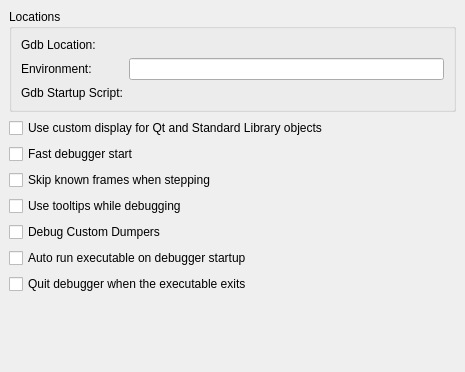
Old version of the form src/plugins/debugger/gdboptionpage.ui in the repository qt-creator/qt-creator.
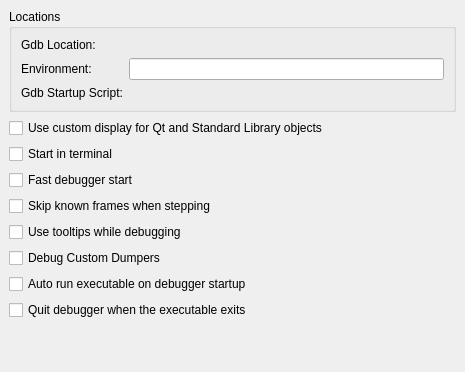
New version of the form. Custom widgets are drawn as their Qt base class.

Commit message: debugger: add configuariton to start the debugged process in a separate terminal

Patch:
```diff
--- a/src/plugins/debugger/gdboptionpage.ui
+++ b/src/plugins/debugger/gdboptionpage.ui
@@ -84,6 +84,16 @@
      </property>
     </widget>
    </item>
+   <item>
+    <widget class="QCheckBox" name="checkBoxUseTerminal">
+     <property name="toolTip">
+      <string>Start debugged process in a separte terminal.</string>
+     </property>
+     <property name="text">
+      <string>Start in terminal</string>
+     </property>
+    </widget>
+   </item>
    <item>
     <widget class="QCheckBox" name="checkBoxFastStart">
      <property name="toolTip">
```
The commit also changes 3 other files.
